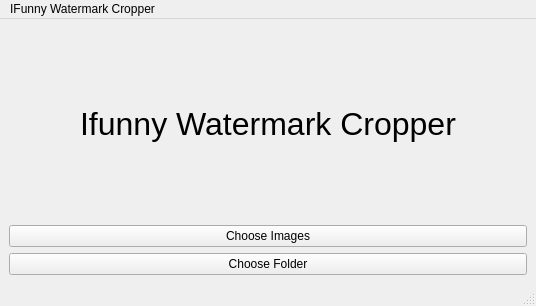
This is WatermarkCropper/mainwindow.ui in vg16855/Ifunny-Watermark-Cropper as Qt 5 draws it before an edit. The edited form follows.
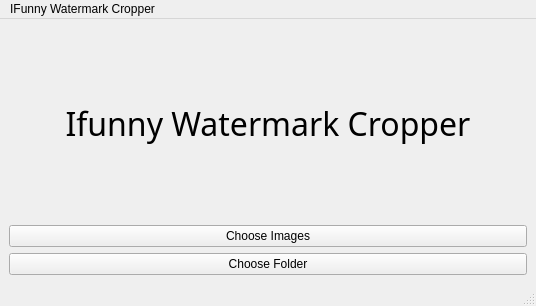
This is the edited form.

Diff of the .ui file:
```diff
--- a/WatermarkCropper/mainwindow.ui
+++ b/WatermarkCropper/mainwindow.ui
@@ -19,6 +19,7 @@
      <widget class="QLabel" name="label">
       <property name="font">
        <font>
+        <family>Bebas</family>
         <pointsize>24</pointsize>
        </font>
       </property>
```
